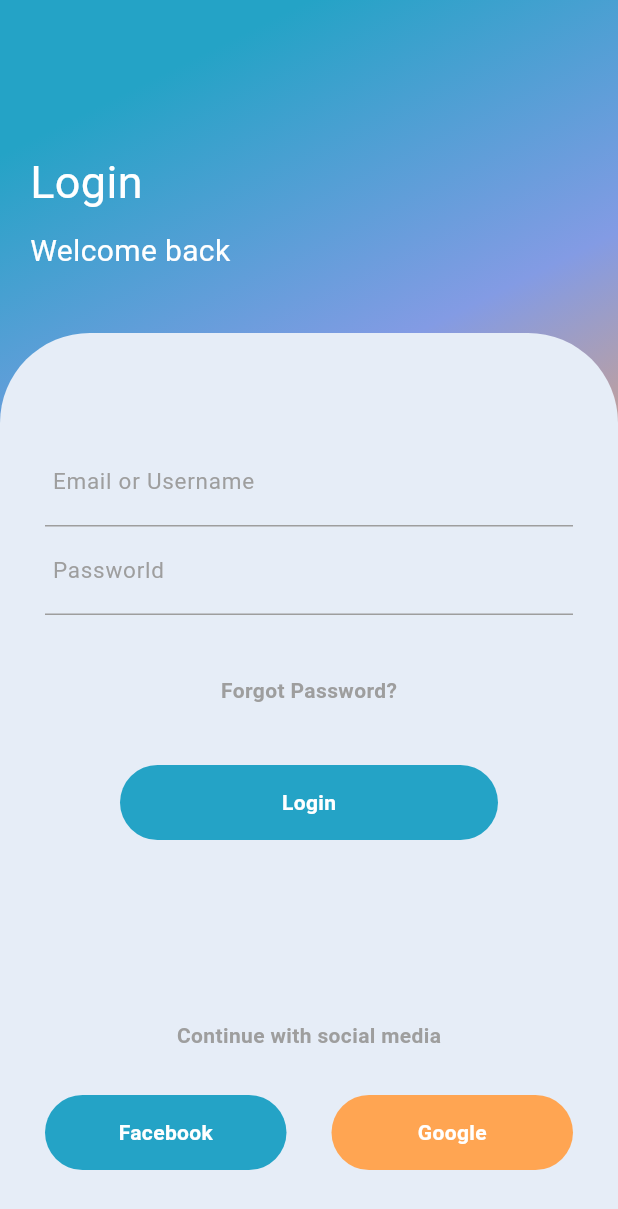
After one commit to BernardoOPires/BetterMeTrackerAPP, a Flutter app: the screen it shows after launch, on a phone screen of 412 x 824 dp. The commit adds this screen. Shown: the top 1209 px of the screen. Run offline on Flutter 3.47's test engine with Material 3 defaults, Android fonts, the phone set to English and light mode, and no system bars; our stand-ins replace google_fonts.

Commit message:
base page structure

```diff
--- a/code/frontend/lib/features/core/presentation/pages/mainPage.dart
+++ b/code/frontend/lib/features/core/presentation/pages/mainPage.dart
@@ -1,5 +1,6 @@
 import 'package:flutter/material.dart';
 import 'package:frontend/shared/themes/colors.dart';
+import 'package:frontend/shared/widgets/PageStructure.dart';
 import 'package:frontend/shared/widgets/navBar.dart';
 import 'package:google_fonts/google_fonts.dart';
 
@@ -12,12 +13,12 @@ class MainPage extends StatelessWidget {
       home: Scaffold(
         backgroundColor: backgroundColor,
         appBar: Navbar(),
-        body: Column(
+        body: BaseStructure(
+          child: Column(
             children: [
               Center(
                 child: Column(
                   children: [
-                  //static test -- make it dynamic (listview widget)
                     Padding(
                       padding: const EdgeInsets.symmetric(
                         horizontal: 30,
@@ -139,6 +140,7 @@ class MainPage extends StatelessWidget {
             ],
           ),
         ),
+      ),
     );
   }
 }
--- a/code/frontend/lib/features/user/presentation/pages/login_page.dart
+++ b/code/frontend/lib/features/user/presentation/pages/login_page.dart
@@ -1,5 +1,6 @@
 import 'package:flutter/material.dart';
 import 'package:frontend/shared/themes/colors.dart';
+import 'package:frontend/shared/widgets/PageStructure.dart';
 import 'package:google_fonts/google_fonts.dart';
 
 class LoginPage extends StatelessWidget {
@@ -9,7 +10,8 @@ class LoginPage extends StatelessWidget {
   Widget build(BuildContext context) {
     return MaterialApp(
       home: Scaffold(
-        body: Container(
+        body: BaseStructure(
+          child: Container(
             width: double.infinity,
             decoration: BoxDecoration(
               gradient: LinearGradient(
@@ -186,6 +188,7 @@ class LoginPage extends StatelessWidget {
             ),
           ),
         ),
+      ),
     );
   }
 }
--- a/code/frontend/lib/features/user/presentation/pages/register_page.dart
+++ b/code/frontend/lib/features/user/presentation/pages/register_page.dart
@@ -1,5 +1,6 @@
 import 'package:flutter/material.dart';
 import 'package:frontend/shared/themes/colors.dart';
+import 'package:frontend/shared/widgets/PageStructure.dart';
 
 class RegisterPage extends StatelessWidget {
   const RegisterPage({super.key});
@@ -8,7 +9,8 @@ class RegisterPage extends StatelessWidget {
   Widget build(BuildContext context) {
     return MaterialApp(
       home: Scaffold(
-        body: Container(
+        body: BaseStructure(
+          child: Container(
             width: double.infinity,
             decoration: BoxDecoration(
               gradient: LinearGradient(
@@ -120,7 +122,9 @@ class RegisterPage extends StatelessWidget {
                                 ),
                               ),
                               Container(
-                              decoration: BoxDecoration(color: backgroundColor),
+                                decoration: BoxDecoration(
+                                  color: backgroundColor,
+                                ),
                                 padding: EdgeInsets.all(5),
                                 child: TextField(
                                   decoration: InputDecoration(
@@ -213,6 +217,7 @@ class RegisterPage extends StatelessWidget {
             ),
           ),
         ),
+      ),
     );
   }
 }
--- /dev/null
+++ b/code/frontend/lib/shared/widgets/PageStructure.dart
@@ -0,0 +1,26 @@
+import 'package:flutter/material.dart';
+import 'package:frontend/shared/themes/colors.dart';
+import 'package:google_fonts/google_fonts.dart';
+
+class BaseStructure extends StatelessWidget {
+  final Widget child;
+  const BaseStructure({super.key, required this.child});
+
+  @override
+  Widget build(BuildContext context) {
+    return Container(
+      width: double.infinity,
+      decoration: BoxDecoration(
+        gradient: LinearGradient(
+          begin: Alignment.topCenter,
+          colors: [
+            primaryColor,
+            Color.fromARGB(255, 131, 155, 228),
+            secondaryColor,
+          ],
+        ),
+      ),
+      child: child,
+    );
+  }
+}
```
Lines whose indentation alone changed are shown as unchanged.
